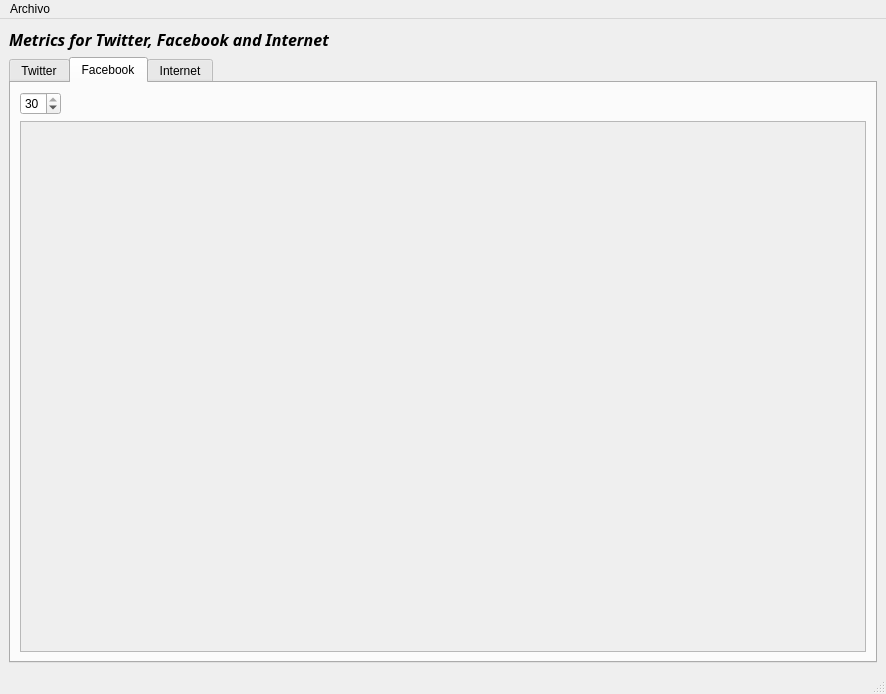
Above: mainwindow.ui from DzThor/website-analytics-app before the change. Below: the same form after it.
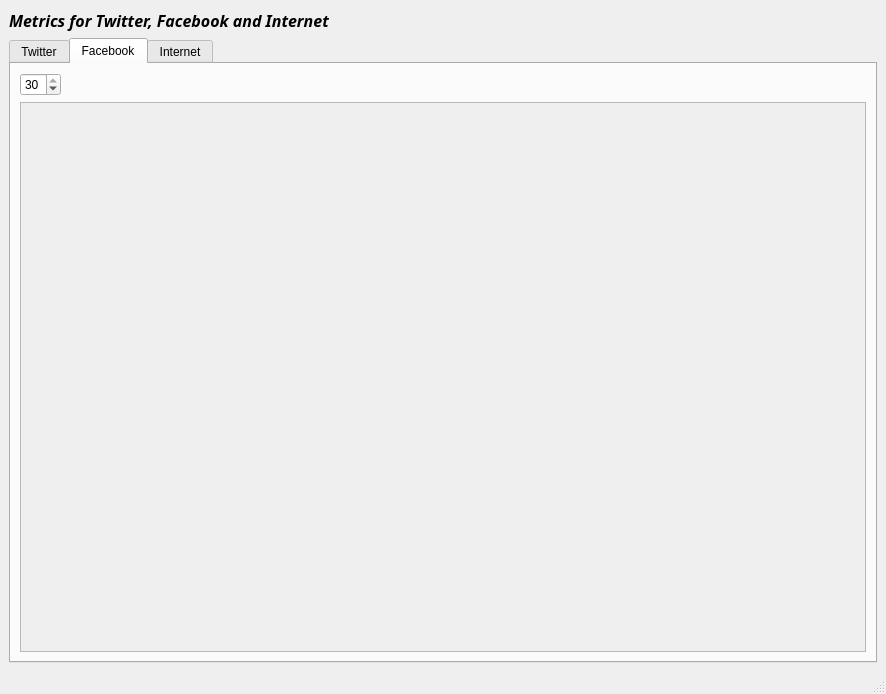
That is the form after the change. The open tabs and pages were chosen to show the change.

```diff
--- a/mainwindow.ui
+++ b/mainwindow.ui
@@ -191,7 +191,7 @@
              <x>0</x>
              <y>0</y>
              <width>834</width>
-             <height>502</height>
+             <height>528</height>
             </rect>
            </property>
            <property name="sizePolicy">
@@ -300,24 +300,6 @@
     </item>
    </layout>
   </widget>
-  <widget class="QMenuBar" name="menubar">
-   <property name="geometry">
-    <rect>
-     <x>0</x>
-     <y>0</y>
-     <width>886</width>
-     <height>26</height>
-    </rect>
-   </property>
-   <widget class="QMenu" name="menuArchivo">
-    <property name="title">
-     <string>Archivo</string>
-    </property>
-    <addaction name="actionCambiar_cuenta"/>
-    <addaction name="actionSalir"/>
-   </widget>
-   <addaction name="menuArchivo"/>
-  </widget>
   <widget class="QStatusBar" name="statusbar"/>
   <action name="actionCambiar_cuenta">
    <property name="text">
```
Left out of the diff: 6 changed lines with no effect on the pictures.
